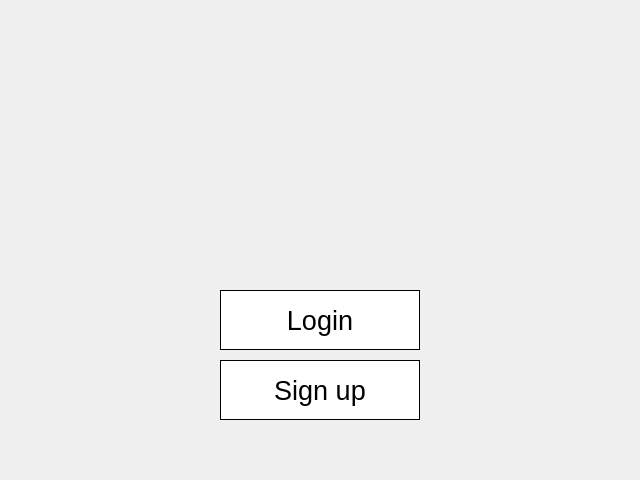
Above: blackjack-client/ui/start.ui from lehoangtran289/Blackjack before the change. Below: the same form after it.
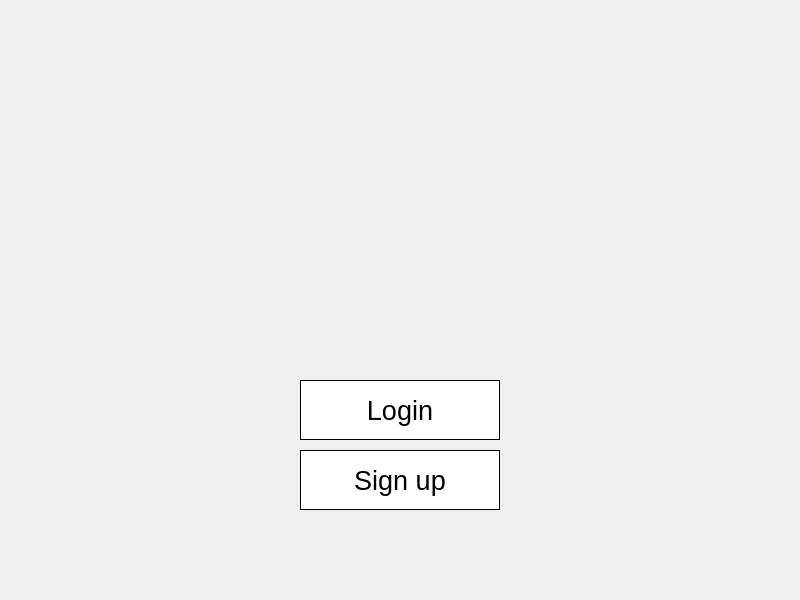
That is the form after the change. Icons and pictures are not drawn.

What changed in the file:
```diff
--- a/blackjack-client/ui/start.ui
+++ b/blackjack-client/ui/start.ui
@@ -6,12 +6,12 @@
    <rect>
     <x>0</x>
     <y>0</y>
-    <width>640</width>
-    <height>480</height>
+    <width>800</width>
+    <height>600</height>
    </rect>
   </property>
   <property name="sizePolicy">
-   <sizepolicy hsizetype="Fixed" vsizetype="Fixed">
+   <sizepolicy hsizetype="Preferred" vsizetype="Preferred">
     <horstretch>0</horstretch>
     <verstretch>0</verstretch>
    </sizepolicy>
@@ -25,8 +25,8 @@
   <widget class="QPushButton" name="login_button">
    <property name="geometry">
     <rect>
-     <x>220</x>
-     <y>290</y>
+     <x>300</x>
+     <y>380</y>
      <width>200</width>
      <height>60</height>
     </rect>
@@ -65,8 +65,8 @@
   <widget class="QPushButton" name="signup_button">
    <property name="geometry">
     <rect>
-     <x>220</x>
-     <y>360</y>
+     <x>300</x>
+     <y>450</y>
      <width>200</width>
      <height>60</height>
     </rect>
@@ -123,8 +123,8 @@
     <rect>
      <x>0</x>
      <y>0</y>
-     <width>640</width>
-     <height>480</height>
+     <width>800</width>
+     <height>600</height>
     </rect>
    </property>
    <property name="sizePolicy">
```
